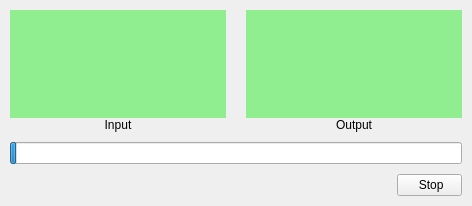
Qt form cuvistaGui/progress.ui (RainerMtb/cuvista) before a commit.
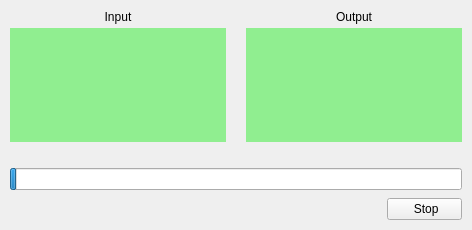
The same form after that commit. Icons and pictures are not drawn. Custom widgets are drawn as their Qt base class.

```diff
--- a/cuvistaGui/progress.ui
+++ b/cuvistaGui/progress.ui
@@ -7,7 +7,7 @@
     <x>0</x>
     <y>0</y>
     <width>472</width>
-    <height>206</height>
+    <height>230</height>
    </rect>
   </property>
   <property name="sizePolicy">
@@ -19,7 +19,7 @@
   <property name="minimumSize">
    <size>
     <width>400</width>
-    <height>200</height>
+    <height>230</height>
    </size>
   </property>
   <property name="windowTitle">
@@ -28,7 +28,7 @@
   <widget class="QWidget" name="centralwidget">
    <layout class="QVBoxLayout" name="verticalLayout">
     <property name="spacing">
-     <number>10</number>
+     <number>8</number>
     </property>
     <property name="leftMargin">
      <number>10</number>
@@ -53,9 +53,9 @@
          <number>20</number>
         </property>
         <property name="verticalSpacing">
-         <number>0</number>
+         <number>4</number>
         </property>
-        <item row="0" column="0">
+        <item row="1" column="0">
          <widget class="ImageLabel" name="imageInput">
           <property name="sizePolicy">
            <sizepolicy hsizetype="MinimumExpanding" vsizetype="Preferred">
@@ -83,7 +83,7 @@
           </property>
          </widget>
         </item>
-        <item row="0" column="1">
+        <item row="1" column="1">
          <widget class="ImageLabel" name="imageOutput">
           <property name="sizePolicy">
            <sizepolicy hsizetype="MinimumExpanding" vsizetype="Preferred">
@@ -111,23 +111,43 @@
           </property>
          </widget>
         </item>
-        <item row="1" column="0">
+        <item row="0" column="0">
          <widget class="QLabel" name="label">
           <property name="text">
            <string>Input</string>
           </property>
           <property name="alignment">
-           <set>Qt::AlignHCenter|Qt::AlignTop</set>
+           <set>Qt::AlignmentFlag::AlignCenter</set>
           </property>
          </widget>
         </item>
-        <item row="1" column="1">
+        <item row="0" column="1">
          <widget class="QLabel" name="label_2">
           <property name="text">
            <string>Output</string>
           </property>
           <property name="alignment">
-           <set>Qt::AlignHCenter|Qt::AlignTop</set>
+           <set>Qt::AlignmentFlag::AlignCenter</set>
+          </property>
+         </widget>
+        </item>
+        <item row="2" column="0">
+         <widget class="QLabel" name="lblTimeInput">
+          <property name="text">
+           <string/>
+          </property>
+          <property name="alignment">
+           <set>Qt::AlignmentFlag::AlignCenter</set>
+          </property>
+         </widget>
+        </item>
+        <item row="2" column="1">
+         <widget class="QLabel" name="lblTimeOutput">
+          <property name="text">
+           <string/>
+          </property>
+          <property name="alignment">
+           <set>Qt::AlignmentFlag::AlignCenter</set>
           </property>
          </widget>
         </item>
@@ -176,8 +196,8 @@
         </property>
         <property name="maximumSize">
          <size>
-          <width>65</width>
-          <height>25</height>
+          <width>75</width>
+          <height>30</height>
          </size>
         </property>
         <property name="text">
```
Left out of the diff: 12 changed lines with no effect on the pictures.
